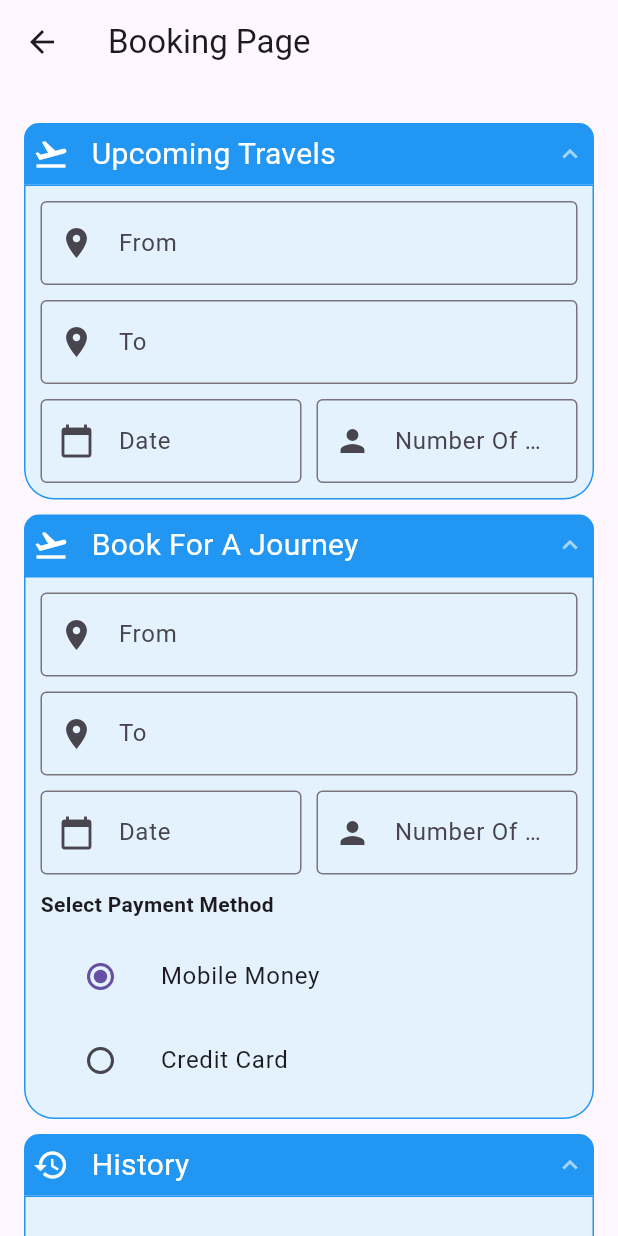
After one commit to DerrickLegacy/stage_mgt_app, a Flutter app: the screen it shows once a user with an empty profile is signed in, in the side drawer, after a tap on "Bookings", on a phone screen of 412 x 824 dp. The commit adds this screen. Run offline on Flutter 3.47's test engine with Material 3 defaults, Android fonts, the phone set to English and light mode, and no system bars; drawn by our look-alikes of accordion; our stand-ins replace firebase_auth, firebase_core; accounts and stored records are empty.

Commit message:
feat:booking section

```diff
--- a/lib/components/drawer.dart
+++ b/lib/components/drawer.dart
@@ -1,4 +1,5 @@
 import 'package:flutter/material.dart';
+import 'package:stage_mgt_app/pages/booking/booking_main.dart';
 
 class AppDrawer extends StatelessWidget {
   const AppDrawer({super.key});
@@ -25,6 +26,43 @@ class AppDrawer extends StatelessWidget {
             ),
           ),
         ),
+        ListTile(
+          leading: const Icon(Icons.home),
+          title: const Text('Bookings'),
+          onTap: () {
+            Navigator.push(
+              context,
+              MaterialPageRoute(builder: (context) => const Booking()),
+            );
+          },
+        ),
+        ListTile(
+          leading: const Icon(Icons.home),
+          title: const Text('Loyalty Points'),
+          onTap: () {},
+        ),
+        ListTile(
+          leading: const Icon(Icons.notifications_active),
+          title: const Text('Notifications'),
+          onTap: () {},
+        ),
+        ListTile(
+          leading: const Icon(Icons.format_color_fill),
+          title: const Text('Profile'),
+          onTap: () {},
+        ),
+        const Divider(),
+        ListTile(
+          leading: const Icon(Icons.home),
+          title: const Text('Support Contact Us'),
+          onTap: () {},
+        ),
+        const Divider(),
+        ListTile(
+          leading: const Icon(Icons.exit_to_app_outlined),
+          title: const Text('Exit'),
+          onTap: () {},
+        ),
       ],
     ));
   }
--- a/lib/main.dart
+++ b/lib/main.dart
@@ -20,7 +20,6 @@ class MyApp extends StatelessWidget {
   Widget build(BuildContext context) {
     return const MaterialApp(
       debugShowCheckedModeBanner: false,
-      //title: 'Flutter Demo',
       home: AuthPage(),
     );
   }
--- /dev/null
+++ b/lib/pages/booking/booking_main.dart
@@ -0,0 +1,295 @@
+import 'package:accordion/accordion.dart';
+import 'package:flutter/material.dart';
+
+// Define a Character enum for radio buttons
+enum Character { mobileMoney, creditCard }
+
+class Booking extends StatefulWidget {
+  const Booking({super.key});
+
+  @override
+  State<Booking> createState() => _BookingState();
+}
+
+class _BookingState extends State<Booking> {
+  // Define a variable to hold the selected payment method
+  Character? _character = Character.mobileMoney;
+
+  // Sample data for history
+  final List<Map<String, String>> travelHistory = [
+    {
+      "Index": "1",
+      "Date": "2024-01-01",
+      "From": "Kampala",
+      "To": "Nairobi",
+      // "TicketId": "KN-1906",
+    },
+    {
+      "Index": "2",
+      "Date": "2024-02-15",
+      "From": "Entebbe",
+      "To": "Dar es Salaam",
+      // "TicketId": "ED-1236",
+    },
+    {
+      "Index": "3",
+      "Date": "2024-03-10",
+      "From": "Jinja",
+      "To": "Kigali",
+      // "TicketId": "JK-19316",
+    },
+  ];
+
+  @override
+  Widget build(BuildContext context) {
+    return Scaffold(
+      appBar: AppBar(
+        title: const Text('Booking Page'),
+      ),
+      body: SafeArea(
+        child: SingleChildScrollView(
+          child: Padding(
+            padding: const EdgeInsets.all(6.0),
+            child: Column(
+              children: [
+                Accordion(
+                  maxOpenSections: 1,
+                  headerBackgroundColor: Colors.blueAccent,
+                  contentBorderColor: Colors.blueAccent,
+                  children: [
+                    // First Accordion Section - Upcoming Travels
+                    AccordionSection(
+                      headerPadding: const EdgeInsets.all(6.0),
+                      isOpen: true,
+                      leftIcon:
+                          const Icon(Icons.flight_takeoff, color: Colors.white),
+                      header: const Text(
+                        "Upcoming Travels",
+                        style: TextStyle(color: Colors.white, fontSize: 20),
+                      ),
+                      content: Column(
+                        crossAxisAlignment: CrossAxisAlignment.start,
+                        children: [
+                          TextFormField(
+                            decoration: const InputDecoration(
+                              labelText: "From",
+                              hintText: "From",
+                              prefixIcon: Icon(Icons.location_on),
+                              border: OutlineInputBorder(),
+                            ),
+                          ),
+                          const SizedBox(height: 10.0),
+                          TextFormField(
+                            decoration: const InputDecoration(
+                              labelText: "To",
+                              hintText: "To",
+                              prefixIcon: Icon(Icons.location_on),
+                              border: OutlineInputBorder(),
+                            ),
+                          ),
+                          const SizedBox(height: 10.0),
+                          Row(
+                            crossAxisAlignment: CrossAxisAlignment.center,
+                            children: [
+                              Expanded(
+                                child: TextFormField(
+                                  decoration: const InputDecoration(
+                                    labelText: "Date",
+                                    hintText: "Select Date",
+                                    prefixIcon: Icon(Icons.calendar_today),
+                                    border: OutlineInputBorder(),
+                                  ),
+                                ),
+                              ),
+                              const SizedBox(width: 10.0),
+                              Expanded(
+                                child: TextFormField(
+                                  decoration: const InputDecoration(
+                                    labelText: "Number Of Passengers",
+                                    hintText: "Enter Number",
+                                    prefixIcon: Icon(Icons.person),
+                                    border: OutlineInputBorder(),
+                                  ),
+                                ),
+                              ),
+                            ],
+                          ),
+                        ],
+                      ),
+                      headerBackgroundColorOpened: Colors.blue,
+                      contentBackgroundColor: Colors.blue[50],
+                      contentBorderColor: Colors.blue,
+                    ),
+
+                    // Second Accordion Section - Book For A Journey
+                    AccordionSection(
+                      headerPadding: const EdgeInsets.all(6.0),
+                      isOpen: true,
+                      leftIcon:
+                          const Icon(Icons.flight_takeoff, color: Colors.white),
+                      header: const Text(
+                        "Book For A Journey",
+                        style: TextStyle(color: Colors.white, fontSize: 20),
+                      ),
+                      content: Column(
+                        crossAxisAlignment: CrossAxisAlignment.start,
+                        children: [
+                          TextFormField(
+                            decoration: const InputDecoration(
+                              labelText: "From",
+                              hintText: "From",
+                              prefixIcon: Icon(Icons.location_on),
+                              border: OutlineInputBorder(),
+                            ),
+                          ),
+                          const SizedBox(height: 10.0),
+                          TextFormField(
+                            decoration: const InputDecoration(
+                              labelText: "To",
+                              hintText: "To",
+                              prefixIcon: Icon(Icons.location_on),
+                              border: OutlineInputBorder(),
+                            ),
+                          ),
+                          const SizedBox(height: 10.0),
+                          Row(
+                            crossAxisAlignment: CrossAxisAlignment.center,
+                            children: [
+                              Expanded(
+                                child: TextFormField(
+                                  decoration: const InputDecoration(
+                                    labelText: "Date",
+                                    hintText: "Select Date",
+                                    prefixIcon: Icon(Icons.calendar_today),
+                                    border: OutlineInputBorder(),
+                                  ),
+                                ),
+                              ),
+                              const SizedBox(width: 10.0),
+                              Expanded(
+                                child: TextFormField(
+                                  decoration: const InputDecoration(
+                                    labelText: "Number Of Passengers",
+                                    hintText: "Enter Number",
+                                    prefixIcon: Icon(Icons.person),
+                                    border: OutlineInputBorder(),
+                                  ),
+                                ),
+                              ),
+                            ],
+                          ),
+                          const SizedBox(height: 10.0),
+                          const Text(
+                            "Select Payment Method",
+                            style: TextStyle(fontWeight: FontWeight.bold),
+                          ),
+                          const SizedBox(height: 10.0),
+                          Padding(
+                            padding: const EdgeInsets.only(left: 0.0),
+                            child: Column(
+                              crossAxisAlignment: CrossAxisAlignment.start,
+                              children: <Widget>[
+                                ListTile(
+                                  title: const Text('Mobile Money'),
+                                  leading: Radio<Character>(
+                                    value: Character.mobileMoney,
+                                    groupValue: _character,
+                                    onChanged: (Character? value) {
+                                      setState(() {
+                                        _character = value;
+                                      });
+                                    },
+                                  ),
+                                ),
+                                ListTile(
+                                  title: const Text('Credit Card'),
+                                  leading: Radio<Character>(
+                                    value: Character.creditCard,
+                                    groupValue: _character,
+                                    onChanged: (Character? value) {
+                                      setState(() {
+                                        _character = value;
+                                      });
+                                    },
+                                  ),
+                                ),
+                              ],
+                            ),
+                          ),
+                        ],
+                      ),
+                      headerBackgroundColorOpened: Colors.blue,
+                      contentBackgroundColor: Colors.blue[50],
+                      contentBorderColor: Colors.blue,
+                    ),
+
+                    // Third Accordion Section - Travel History
+                    AccordionSection(
+                      headerPadding: const EdgeInsets.all(6.0),
+                      isOpen: true,
+                      leftIcon: const Icon(Icons.history, color: Colors.white),
+                      header: const Text(
+                        "History",
+                        style: TextStyle(color: Colors.white, fontSize: 20),
+                      ),
+                      content: Column(
+                        crossAxisAlignment: CrossAxisAlignment.start,
+                        children: [
+                          DataTable(
+                            columns: const [
+                              DataColumn(label: Text("Index")),
+                              DataColumn(label: Text("Date")),
+                              DataColumn(label: Text("From")),
+                              DataColumn(label: Text("To")),
+                              // DataColumn(label: Text("TicketId")),
+                            ],
+                            rows: travelHistory
+                                .map(
+                                  (history) => DataRow(cells: [
+                                    DataCell(Text(history["Index"]!)),
+                                    DataCell(Text(history["Date"]!)),
+                                    DataCell(Text(history["From"]!)),
+                                    DataCell(Text(history["To"]!)),
+                                    // DataCell(Text(history["TickedId"]!)),
+                                  ]),
+                                )
+                                .toList(),
+                          ),
+                        ],
+                      ),
+                      headerBackgroundColorOpened: Colors.blue,
+                      contentBackgroundColor: Colors.blue[50],
+                      contentBorderColor: Colors.blue,
+                    ),
+
+                    // Fourth Accordion Section - Contact Support
+                    AccordionSection(
+                      leftIcon:
+                          const Icon(Icons.contact_phone, color: Colors.white),
+                      header: const Text(
+                        "Contact Support",
+                        style: TextStyle(color: Colors.white, fontSize: 16),
+                      ),
+                      content: const Column(
+                        crossAxisAlignment: CrossAxisAlignment.start,
+                        children: [
+                          Text("Email: support@travelsite.com"),
+                          Text("Phone: +123 456 7890"),
+                          Text("Working Hours: 9:00 AM - 5:00 PM (Mon-Fri)"),
+                        ],
+                      ),
+                      headerBackgroundColor: Colors.redAccent,
+                      headerBackgroundColorOpened: Colors.red,
+                      contentBackgroundColor: Colors.red[50],
+                      contentBorderColor: Colors.redAccent,
+                    ),
+                  ],
+                ),
+              ],
+            ),
+          ),
+        ),
+      ),
+    );
+  }
+}
--- a/pubspec.yaml
+++ b/pubspec.yaml
@@ -34,9 +34,10 @@ dependencies:
 
   # The following adds the Cupertino Icons font to your application.
   # Use with the CupertinoIcons class for iOS style icons.
-  cupertino_icons: ^1.0.8
   firebase_core: ^3.6.0
   firebase_auth: ^5.3.1
+  accordion: ^2.6.0
+  cupertino_icons: ^1.0.8
 
 dev_dependencies:
   flutter_test:
```
Also changed, not shown: pubspec.lock.
